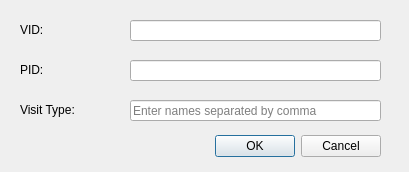
Qt form ui/add_visit_type.ui (LabNeuroCogDevel/LNCDschedule) before a commit.
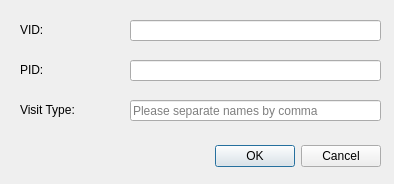
The same form after that commit.

Patch:
```diff
--- a/ui/add_visit_type.ui
+++ b/ui/add_visit_type.ui
@@ -6,8 +6,8 @@
    <rect>
     <x>0</x>
     <y>0</y>
-    <width>409</width>
-    <height>172</height>
+    <width>394</width>
+    <height>184</height>
    </rect>
   </property>
   <property name="windowTitle">
@@ -17,7 +17,7 @@
    <property name="geometry">
     <rect>
      <x>40</x>
-     <y>130</y>
+     <y>140</y>
      <width>341</width>
      <height>32</height>
     </rect>
@@ -98,7 +98,7 @@
     </rect>
    </property>
    <property name="placeholderText">
-    <string>Enter names separated by comma</string>
+    <string>Please separate names by comma</string>
    </property>
   </widget>
  </widget>
```
Left out of the diff: 6 changed lines with no effect on the pictures.
